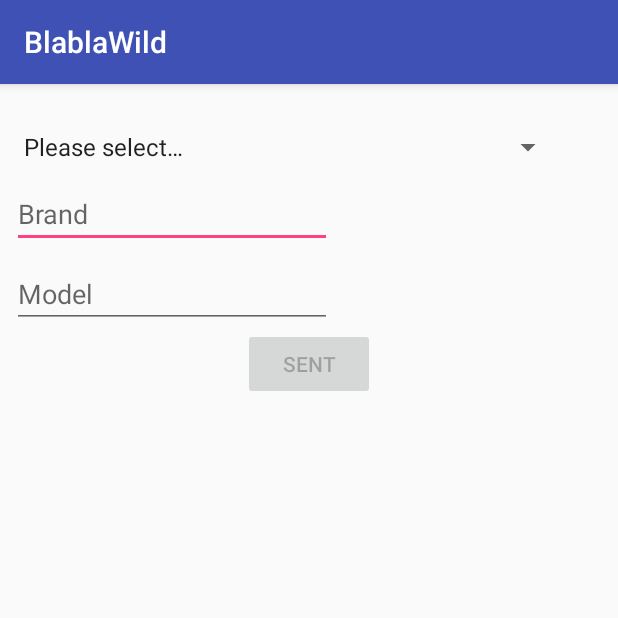
After one commit to Clairehere/Blablaapp, an Android app: the VehicleActivity screen opened directly, with no data from a screen before it, on a phone screen of 412 x 824 dp, the top half of it. The commit adds this screen. Run offline under Robolectric (Android 15) with nearby library versions, the phone set to English and light mode, and no system bars.

Commit message:
quete orienté objet

```diff
--- a/app/build.gradle
+++ b/app/build.gradle
@@ -25,4 +25,5 @@ dependencies {
     testImplementation 'junit:junit:4.12'
     androidTestImplementation 'com.android.support.test:runner:1.0.1'
     androidTestImplementation 'com.android.support.test.espresso:espresso-core:3.0.1'
+    implementation 'com.android.support:recyclerview-v7:26.1.0'
 }
--- /dev/null
+++ b/app/src/main/java/fr/wildcodeschool/blablawild/VehicleActivity.java
@@ -0,0 +1,165 @@
+package fr.wildcodeschool.blablawild;
+
+import android.support.v7.app.AppCompatActivity;
+import android.os.Bundle;
+import android.view.View;
+import android.widget.AdapterView;
+import android.widget.AdapterView.OnItemClickListener;
+import android.widget.ArrayAdapter;
+import android.widget.Button;
+import android.widget.EditText;
+import android.widget.ListView;
+import android.widget.Spinner;
+import android.widget.SpinnerAdapter;
+import android.widget.TextView;
+import android.widget.Toast;
+
+import org.w3c.dom.Text;
+
+import java.util.ArrayList;
+import java.util.List;
+
+public class VehicleActivity extends AppCompatActivity  {
+
+    @Override
+    protected void onCreate(Bundle savedInstanceState) {
+        super.onCreate(savedInstanceState);
+        setContentView(R.layout.activity_vehicle);
+        final EditText brand=findViewById(R.id.editText_Brand);
+        final EditText  model=findViewById(R.id.editText_Model);
+        final EditText kilometre=findViewById(R.id.editText_Kilometers);
+        final EditText hours=findViewById(R.id.editText_Hours);
+        final EditText speed=findViewById(R.id.editText_speed);
+        final Button sentVehicule=findViewById(R.id.buttonSentVehicule);
+
+
+        //chercher spinner
+        final Spinner spinner=findViewById(R.id.spinnerlist);
+        //creer array utiliser un adapter pour rentrer les donner du spinner arrays
+        final ArrayAdapter<CharSequence> adapter=ArrayAdapter.createFromResource(this, R.array.listArray, android.R.layout.simple_spinner_item);
+        //specifier le layout a utiliser lors affichage donné
+        adapter.setDropDownViewResource(android.R.layout.simple_spinner_dropdown_item);
+        //appliquer ladapter au spinner
+        spinner.setAdapter(adapter);
+
+        spinner.setOnItemSelectedListener(new AdapterView.OnItemSelectedListener() {
+            @Override
+            public void onItemSelected(AdapterView<?> parent, View view, int position, long id) {
+                //vider les champs pour que quand on change itemps la liste se vide
+                brand.setText("");
+                model.setText("");
+                switch(position){
+
+                    case 0:
+                        kilometre.setVisibility(View.GONE);
+                        hours.setVisibility(View.GONE);
+                        speed.setVisibility(View.GONE);
+
+                        break;
+                    case 1:
+                        kilometre.setVisibility(View.VISIBLE);
+                        hours.setVisibility(View.GONE);
+                        speed.setVisibility(View.GONE);
+                        sentVehicule.setEnabled(true);
+
+
+
+                        sentVehicule.setOnClickListener(new View.OnClickListener() {
+                            @Override
+                            public void onClick(View view) {
+                                String brand2=brand.getText().toString();
+                                String model2=model.getText().toString();
+                                String textkilo=kilometre.getText().toString();
+                               // ligne avant string textkilo int kilo2=Integer.parseInt(kilometre.getText().toString());
+                                int kilo2=0;
+                                if(!textkilo.isEmpty()){
+
+
+                                    kilo2=Integer.parseInt(hours.getText().toString());
+
+                                }
+
+
+                                final VehicleCar toast1=new VehicleCar(brand2, model2, kilo2);
+                                    Toast.makeText(VehicleActivity.this, toast1.getDescription(), Toast.LENGTH_SHORT).show();
+
+
+                            }
+                        });
+
+                        break;
+                    case 2:
+                        kilometre.setVisibility(View.GONE);
+                        hours.setVisibility(View.VISIBLE);
+                        speed.setVisibility(View.GONE);
+                        sentVehicule.setEnabled(true);
+
+
+                        sentVehicule.setOnClickListener(new View.OnClickListener() {
+                            @Override
+                            public void onClick(View view) {
+                                String brand2=brand.getText().toString();
+                                String model2=model.getText().toString();
+                                String texthour=hours.getText().toString();
+                                //pour ne pas que lappli crache car il n'y a pas de int linitier a 0 si jamais il n'y a pas de valeur
+                                // la ligne avant int texthour=Integer.parseInt(kilometre.getText().toString());
+                                int hours2=0;
+                                if(!texthour.isEmpty()){
+
+
+                                    hours2=Integer.parseInt(hours.getText().toString());
+
+                                }
+
+
+                                final VehicleBoat toast2=new VehicleBoat(brand2, model2, hours2);
+                                Toast.makeText(VehicleActivity.this,toast2.getDescription(), Toast.LENGTH_SHORT).show();
+
+
+                            }
+                        });
+                        break;
+                    case 3:
+                        speed.setVisibility(View.VISIBLE);
+                        kilometre.setVisibility(View.GONE);
+                        hours.setVisibility(View.GONE);
+                        sentVehicule.setEnabled(true);
+
+                        sentVehicule.setOnClickListener(new View.OnClickListener() {
+                            @Override
+                            public void onClick(View view) {
+                                String brand2=brand.getText().toString();
+                                String model2=model.getText().toString();
+                                String textspeed=speed.getText().toString();
+                                //int speed2=Integer.parseInt(speed.getText().toString());
+                                int speed2=0;
+                                if(!textspeed.isEmpty()){
+
+
+                                    speed2=Integer.parseInt(hours.getText().toString());
+
+                                }
+
+                                final VehiclePlane toast3=new VehiclePlane(brand2, model2, speed2);
+                                Toast.makeText(VehicleActivity.this,toast3.getDescription(), Toast.LENGTH_SHORT).show();
+
+                            }
+                        });
+                }
+
+
+            }
+
+            @Override
+            public void onNothingSelected(AdapterView<?> parent) {
+
+            }
+        });
+
+
+    }
+
+
+
+
+}
--- /dev/null
+++ b/app/src/main/res/layout/activity_vehicle.xml
@@ -0,0 +1,91 @@
+<?xml version="1.0" encoding="utf-8"?>
+<android.support.constraint.ConstraintLayout xmlns:android="http://schemas.android.com/apk/res/android"
+    xmlns:app="http://schemas.android.com/apk/res-auto"
+    xmlns:tools="http://schemas.android.com/tools"
+    android:layout_width="match_parent"
+    android:layout_height="match_parent"
+    tools:context="fr.wildcodeschool.blablawild.VehicleActivity">
+
+    <Spinner
+        android:id="@+id/spinnerlist"
+        android:layout_width="368dp"
+        android:layout_height="28dp"
+        android:layout_marginStart="8dp"
+        android:layout_marginTop="28dp"
+        android:entries="@array/listArray"
+        app:layout_constraintStart_toStartOf="parent"
+        app:layout_constraintTop_toTopOf="parent" />
+
+    <EditText
+        android:id="@+id/editText_Brand"
+        android:layout_width="wrap_content"
+        android:layout_height="wrap_content"
+        android:layout_marginStart="8dp"
+        android:layout_marginTop="8dp"
+        android:ems="10"
+        android:hint="Brand"
+        android:inputType="textPersonName"
+        app:layout_constraintStart_toStartOf="parent"
+        app:layout_constraintTop_toBottomOf="@+id/spinnerlist" />
+
+    <EditText
+        android:id="@+id/editText_Model"
+        android:layout_width="wrap_content"
+        android:layout_height="wrap_content"
+        android:layout_marginStart="8dp"
+        android:layout_marginTop="8dp"
+        android:ems="10"
+        android:hint="Model"
+        android:inputType="textPersonName"
+        app:layout_constraintStart_toStartOf="parent"
+        app:layout_constraintTop_toBottomOf="@+id/editText_Brand" />
+
+    <EditText
+        android:id="@+id/editText_Kilometers"
+        android:layout_width="wrap_content"
+        android:layout_height="wrap_content"
+        android:layout_marginStart="8dp"
+        android:layout_marginTop="8dp"
+        android:ems="10"
+        android:hint="Kilometers"
+        android:inputType="numberDecimal"
+        app:layout_constraintStart_toStartOf="parent"
+        app:layout_constraintTop_toBottomOf="@+id/editText_Model" />
+
+    <EditText
+        android:id="@+id/editText_Hours"
+        android:layout_width="wrap_content"
+        android:layout_height="wrap_content"
+        android:layout_marginStart="8dp"
+        android:layout_marginTop="8dp"
+        android:ems="10"
+        android:hint="Hours"
+        android:inputType="time"
+        app:layout_constraintStart_toStartOf="parent"
+        app:layout_constraintTop_toBottomOf="@+id/editText_Kilometers" />
+
+    <EditText
+        android:id="@+id/editText_speed"
+        android:layout_width="wrap_content"
+        android:layout_height="wrap_content"
+        android:layout_marginStart="8dp"
+        android:layout_marginTop="8dp"
+        android:ems="10"
+        android:hint="Speed"
+        android:inputType="number"
+        app:layout_constraintStart_toStartOf="parent"
+        app:layout_constraintTop_toBottomOf="@+id/editText_Hours" />
+
+    <Button
+        android:id="@+id/buttonSentVehicule"
+        android:layout_width="wrap_content"
+        android:layout_height="wrap_content"
+        android:layout_marginEnd="8dp"
+        android:layout_marginStart="8dp"
+        android:enabled="false"
+        android:text="Sent"
+        app:layout_constraintEnd_toEndOf="parent"
+        app:layout_constraintStart_toStartOf="parent"
+        app:layout_constraintTop_toBottomOf="@+id/editText_speed" />
+
+</android.support.constraint.ConstraintLayout>
--- a/app/src/main/res/values/strings.xml
+++ b/app/src/main/res/values/strings.xml
@@ -10,4 +10,12 @@
     <string name="_01_01_1970">01/01/1970</string>
     <string name="lien"><![CDATA[>>]]></string>
 
+    <string-array name="listArray">
+        <item>Please select…</item>
+        <item>Car</item>
+        <item>Boat</item>
+        <item>Plane</item>
+    </string-array>
+
+
 </resources>
```
Also changed, not shown: app/src/main/AndroidManifest.xml (+4 -3 lines), app/src/main/java/fr/wildcodeschool/blablawild/MainActivity.java (+8 -0 lines), app/src/main/java/fr/wildcodeschool/blablawild/VehicleAbstract.java (added, +37 -0 lines), app/src/main/java/fr/wildcodeschool/blablawild/VehicleBoat.java (added, +28 -0 lines), app/src/main/java/fr/wildcodeschool/blablawild/VehicleCar.java (added, +30 -0 lines), app/src/main/java/fr/wildcodeschool/blablawild/VehiclePlane.java (added, +27 -0 lines), app/src/main/res/layout/activity_main.xml (+14 -1 lines).
